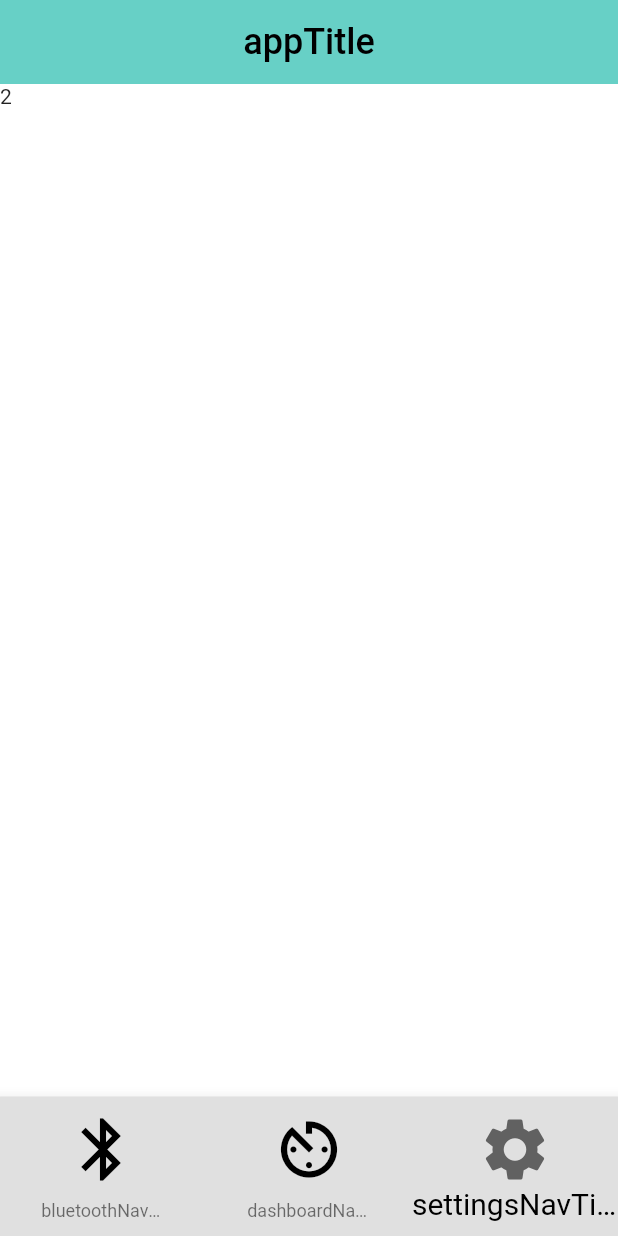
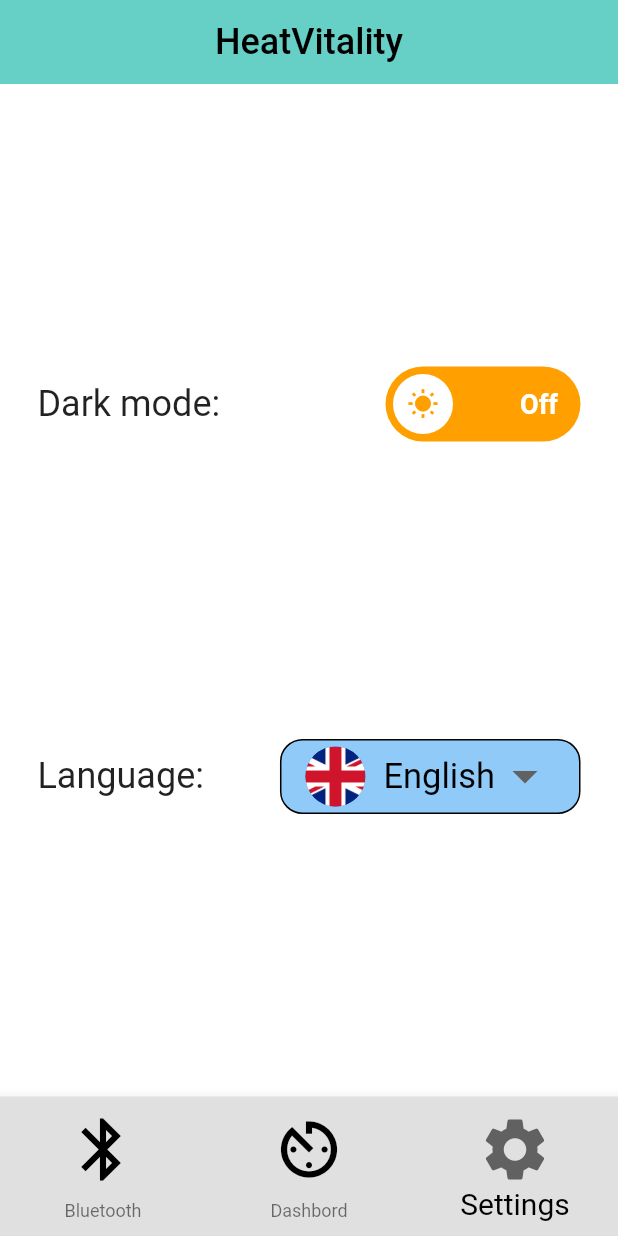
Before and after one commit to larrycaw/heat-vitality, a Flutter app: the screen it shows after launch, item 3 of the bottom bar chosen, on a phone screen of 412 x 824 dp. Run offline on Flutter 3.47's test engine with Material 2 defaults, Android fonts, the phone set to English and light mode, and no system bars; drawn by our look-alikes of lite_rolling_switch; our stand-ins replace easy_localization, flutter_spinkit.

Commit message:
Added settings file

```diff
--- a/lib/bottom_navigation_bar.dart
+++ b/lib/bottom_navigation_bar.dart
@@ -1,6 +1,6 @@
 import 'package:flutter/material.dart';
 import 'package:glove_control/pages/bluetooth.dart';
-//import 'package:glove_control/pages/settings.dart';
+import 'package:glove_control/pages/settings.dart';
 import 'package:glove_control/variables/global_variables.dart';
 import 'package:easy_localization/easy_localization.dart';
 import 'package:flutter/services.dart' ;
@@ -20,8 +20,7 @@ class _BottomNavigationState extends State<BottomNavigation> {
         return Text('1');
         //return Controls();  // controls..
       case 2:
-        return Text('2');
-        //return Settings(newLanguage: (String newLanguage) => setLanguage(newLanguage),);
+        return Settings(newLanguage: (String newLanguage) => setLanguage(newLanguage),);
       default:
         return Bluetooth();
     }
--- /dev/null
+++ b/lib/pages/settings.dart
@@ -0,0 +1,141 @@
+import 'package:flutter/material.dart';
+import 'package:lite_rolling_switch/lite_rolling_switch.dart';
+import 'package:glove_control/variables/global_variables.dart';
+import 'package:easy_localization/easy_localization.dart';
+
+class Settings extends StatefulWidget {
+  final Function(String) newLanguage;
+
+  Settings({@required this.newLanguage});
+
+  @override
+  _SettingsState createState() => _SettingsState();
+}
+
+
+class _SettingsState extends State<Settings> {
+  @override
+  Widget build(BuildContext context) {
+    return Scaffold(
+      backgroundColor: Colors.white,
+      body: Column(
+        mainAxisAlignment: MainAxisAlignment.spaceEvenly,
+        children: [
+          Container(
+            padding: EdgeInsets.only(top: 10, bottom: 10),
+            child: Row(
+              children: [
+                Expanded(
+                  child: Row(
+                    children: [
+                      SizedBox(width: 25),
+                      Text(
+                        "darkModeLabel".tr() + ":",
+                        style: TextStyle(
+                          fontSize: 24,
+                        ),
+                      ),
+                    ],
+                  ),
+                ),
+                Expanded(
+                  child: Row(
+                    mainAxisAlignment: MainAxisAlignment.end,
+                    children: [
+                      LiteRollingSwitch(
+                        value: darkModeOn,
+                        textOn: 'darkModeOn'.tr(),
+                        textOff: 'darkModeOff'.tr(),
+                        colorOn: Colors.deepPurple[600],
+                        colorOff: Colors.amber[700],
+                        iconOn: Icons.nightlight_round,
+                        iconOff: Icons.wb_sunny,
+                        textSize: 18,
+                        onChanged: (bool nightModeState) {
+                          print('Night mode on? $nightModeState');
+                        },
+                      ),
+                      SizedBox(width: 25),
+                    ],
+                  ),
+                ),
+              ],
+            ),
+          ),
+          Container(
+            padding: EdgeInsets.only(top: 10, bottom: 10),
+            child: Row(
+              children: [
+                Expanded(
+                  flex: 3,
+                  child: Row(
+                    children: [
+                      SizedBox(width: 25),
+                      Text(
+                        ('LanguageLabel').tr() + ":",
+                        style: TextStyle(
+                          fontSize: 24,
+                        ),
+                      ),
+                    ],
+                  ),
+                ),
+                Expanded(
+                  flex: 4,
+                  child: Row(
+                    mainAxisAlignment: MainAxisAlignment.end,
+                    children: [
+                      Container(
+                        padding: EdgeInsets.only(left: 16, right: 16),
+                        decoration: BoxDecoration(
+                          color: Colors.blue[200],
+                          border: Border.all(color: Colors.black, width: 1),
+                          borderRadius: BorderRadius.circular(15),
+                        ),
+                        child: DropdownButton(
+                          dropdownColor: Colors.blue[200],
+                          icon: Icon(Icons.arrow_drop_down),
+                          iconSize: 40,
+                          underline: SizedBox(),
+                          style: TextStyle(
+                            fontSize: 23,
+                            color: Colors.black,
+                          ),
+                          value: 'currentLanguage'.tr(),
+                          onChanged: (newLanguage) {
+                            setState(() {
+                              print('New language: $newLanguage');
+                              this.widget.newLanguage(newLanguage);
+                            });
+                          },
+                          items: language.map((key, value) {
+                            return MapEntry(
+                              key,
+                              DropdownMenuItem(
+                                value: key,
+                                child: Row(
+                                  children: [
+                                    CircleAvatar(
+                                      backgroundImage: AssetImage('assets/flags/${language[key]['flagPath']}'),
+                                    ),
+                                    SizedBox(width: 12,),
+                                    Text(key),
+                                  ],
+                                ),
+                              ),
+                            );
+                          }).values.toList(),
+                        ),
+                      ),
+                      SizedBox(width: 25),
+                    ],
+                  ),
+                ),
+              ],
+            ),
+          ),
+        ],
+      ),
+    );
+  }
+}
--- a/pubspec.yaml
+++ b/pubspec.yaml
@@ -25,6 +25,7 @@ dependencies:
     sdk: flutter
   easy_localization: ^2.3.3+1
   flutter_spinkit: ^4.0.0
+  lite_rolling_switch: ^0.1.1
 
 
   # The following adds the Cupertino Icons font to your application.
```
Also changed, not shown: assets/translation/en-GB.json (renamed from assets/translation/en-EN.json), pubspec.lock.
